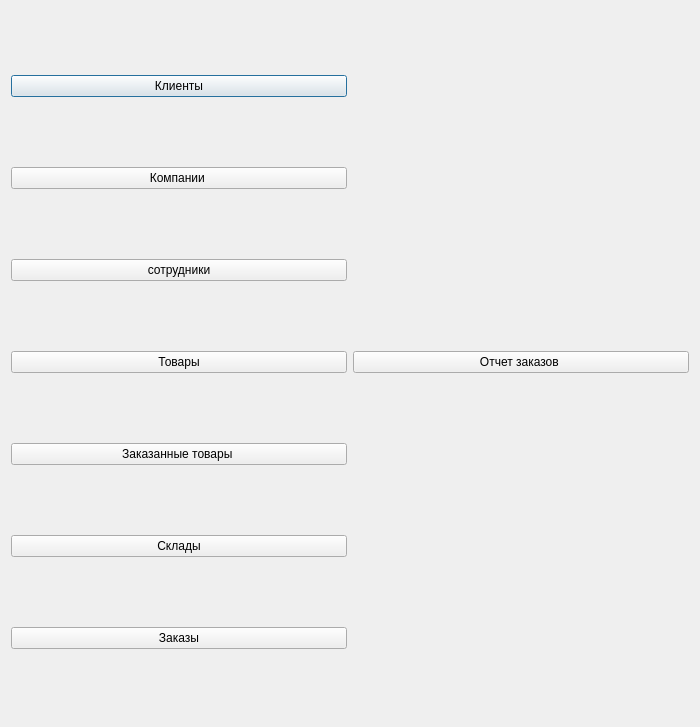
The window that course2/admin.ui (Sushakkk/Course-work-DB) describes before a commit, drawn with Qt 5.
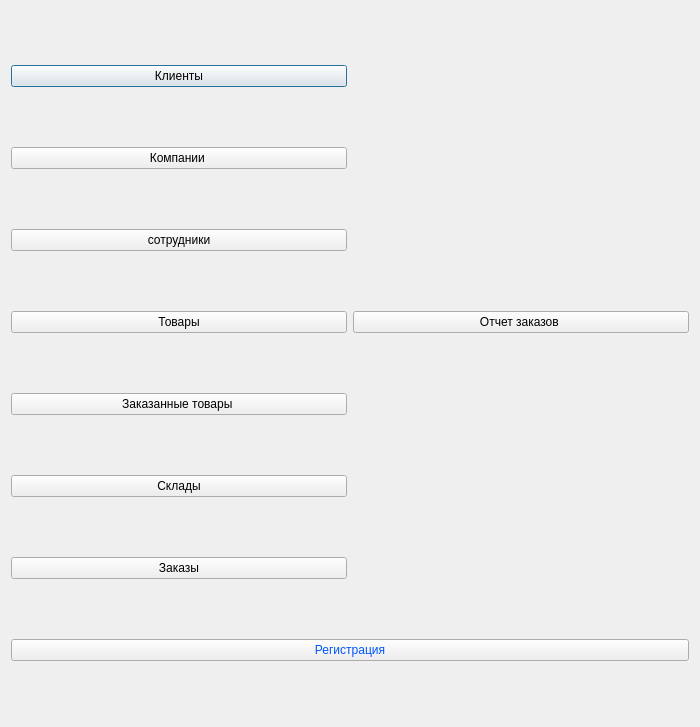
The same window after the commit.

Patch:
```diff
--- a/course2/admin.ui
+++ b/course2/admin.ui
@@ -70,6 +70,16 @@
      </property>
     </widget>
    </item>
+   <item row="7" column="0" colspan="2">
+    <widget class="QPushButton" name="btnAuthorization">
+     <property name="styleSheet">
+      <string notr="true">color: rgb(0, 85, 255);</string>
+     </property>
+     <property name="text">
+      <string>Регистрация</string>
+     </property>
+    </widget>
+   </item>
   </layout>
  </widget>
  <resources/>
```
